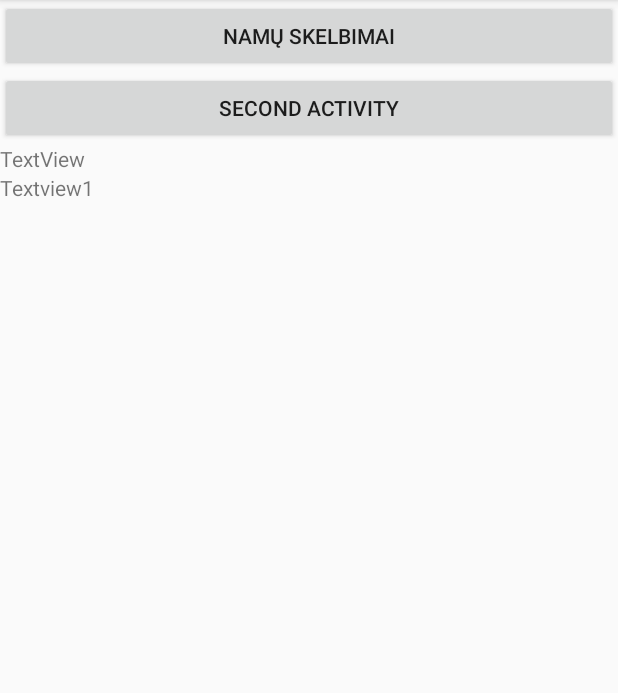
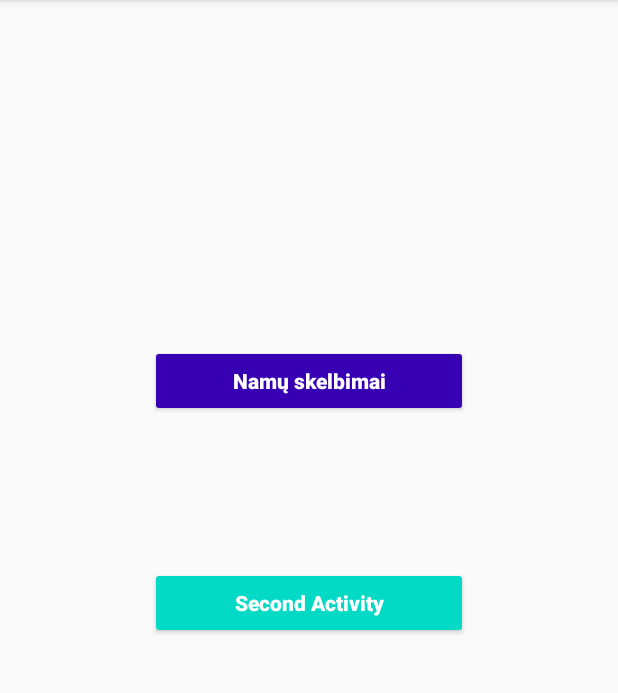
Before and after one commit to AurimasJa/Real-estate, an Android app: the FirstActivity screen opened directly, with no data from a screen before it, on a phone screen of 412 x 824 dp, the part 84-777 px from its top. Run offline under Robolectric (Android 15) with nearby library versions, the light colour scheme and no system bars.

Commit message:
button design

```diff
--- a/app/src/main/res/layout/firstactivitydesign.xml
+++ b/app/src/main/res/layout/firstactivitydesign.xml
@@ -5,28 +5,28 @@
 
     <Button
         android:id="@+id/button"
+        style="@style/Widget.AppCompat.Button.Colored"
+        android:backgroundTint="@color/colorPrimaryDark"
         android:layout_width="match_parent"
         android:layout_height="wrap_content"
+        android:layout_marginLeft="100dp"
+        android:layout_marginTop="230dp"
+        android:layout_marginRight="100dp"
+        android:textAllCaps="false"
+        android:textStyle="bold"
         android:text="@string/Namo_skelbimai" />
 
     <Button
         android:id="@+id/secondActivityButton"
+        style="@style/Widget.AppCompat.Button.Colored"
+        android:backgroundTint="@color/colorAccent"
         android:layout_width="match_parent"
         android:layout_height="wrap_content"
+        android:layout_marginLeft="100dp"
+        android:layout_marginTop="100dp"
+        android:layout_marginRight="100dp"
+        android:textAllCaps="false"
+        android:textStyle="bold"
         android:text="@string/second_activity_button" />
 
-    <TextView
-        android:id="@+id/textView"
-        android:layout_width="match_parent"
-        android:layout_height="wrap_content"
-        android:text="@string/textview" />
-    <TextView
-        android:id="@+id/textView1"
-        android:layout_width="match_parent"
-        android:layout_height="wrap_content"
-        android:text="@string/textview1" />
-
-
-
-
 </LinearLayout>
--- a/app/src/main/res/layout/loginpage.xml
+++ b/app/src/main/res/layout/loginpage.xml
@@ -31,6 +31,8 @@
 
     <Button
         android:id="@+id/login_login_enter"
+        style="@style/Widget.AppCompat.Button.Colored"
+        android:backgroundTint="@color/colorPrimary"
         android:layout_width="100dp"
         android:layout_height="wrap_content"
         android:layout_margin="150dp"
```
Also changed, not shown: app/src/main/res/layout/mainloginpage.xml (+16 -2 lines), app/src/main/res/layout/registerpage.xml (+20 -4 lines).
